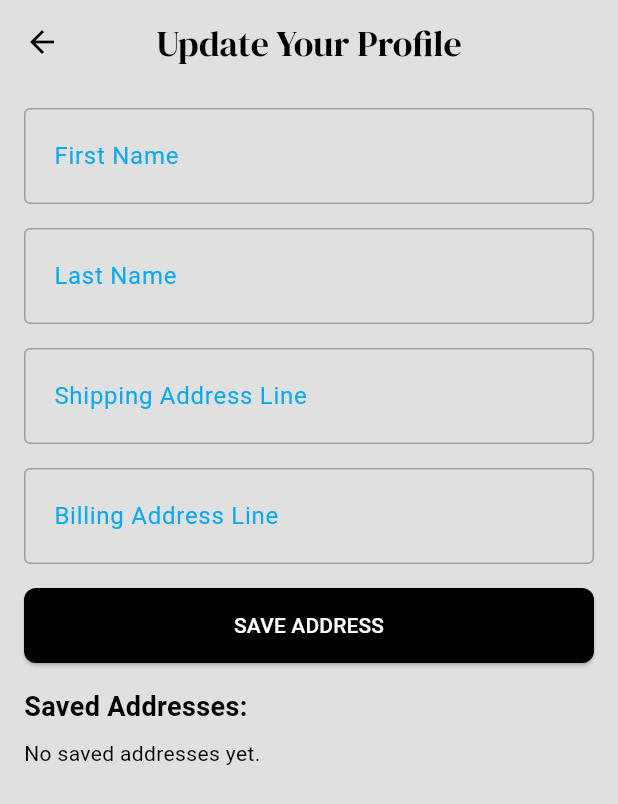
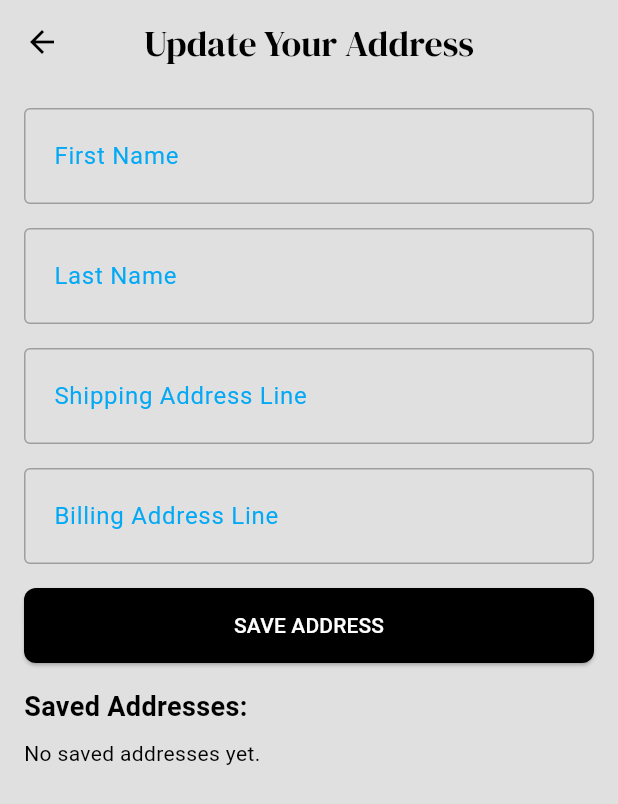
Before and after one commit to cylitude/FYP, a Flutter app: the AddressDetailsPage screen opened by its route, on a phone screen of 412 x 824 dp. Shown: the top 804 px of the screen. Run offline on Flutter 3.47's test engine with Material 3 defaults, Android fonts, the phone set to English and light mode, and no system bars; our stand-ins replace cloud_firestore, dash_chat_2, firebase_auth, firebase_core, flutter_gemini, font_awesome_flutter and 2 more; missing offline and left inert: dialogflow_grpc; accounts and stored records are empty; project files that could hold a hidden picture were left out.

Commit message:
5th April - Minor UI edit

```diff
--- a/lib/pages/addressdetails_page.dart
+++ b/lib/pages/addressdetails_page.dart
@@ -254,7 +254,7 @@ class _AddressDetailsPageState extends State<AddressDetailsPage> {
     return Scaffold(
       appBar: AppBar(
         title: Text(
-          'Update Your Profile',
+          'Update Your Address',
           style: GoogleFonts.dmSerifDisplay(
             fontSize: 24,
             fontWeight: FontWeight.normal,
```
